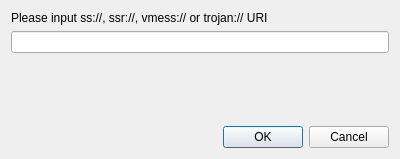
The window that ui/uriinputdialog.ui (Trojan-Qt5/Trojan-Qt5) describes before a commit, drawn with Qt 5.
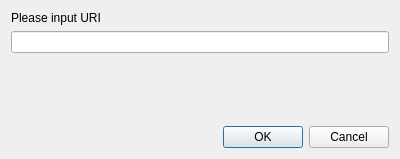
The same window after the commit.

```diff
--- a/ui/uriinputdialog.ui
+++ b/ui/uriinputdialog.ui
@@ -17,7 +17,7 @@
    <item>
     <widget class="QLabel" name="uriLabel">
      <property name="text">
-      <string>Please input ss://, ssr://, vmess:// or trojan:// URI</string>
+      <string>Please input URI</string>
      </property>
     </widget>
    </item>
```
